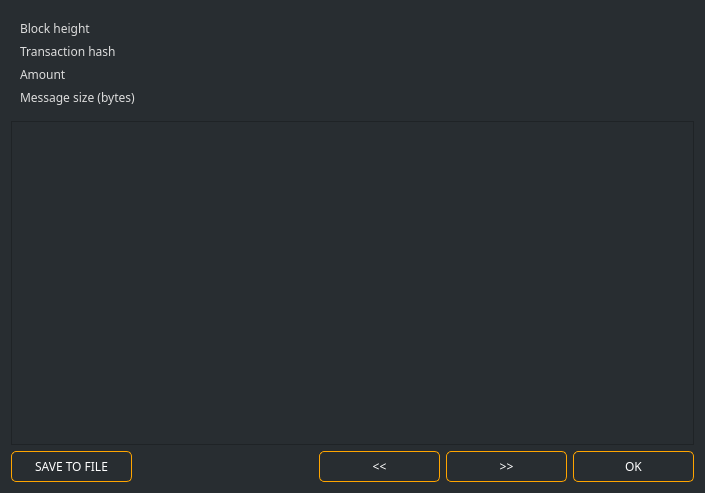
First picture: the form in src/gui/ui/messagedetailsdialog.ui, repository ConcealNetwork/conceal-desktop, before the edit.
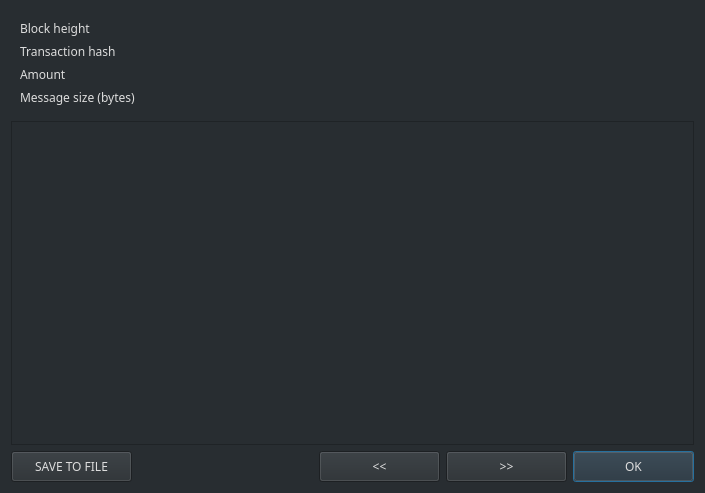
Second picture: the form after the edit.

```diff
--- a/src/gui/ui/messagedetailsdialog.ui
+++ b/src/gui/ui/messagedetailsdialog.ui
@@ -161,27 +161,10 @@
        <property name="font">
         <font>
          <family>Poppins</family>
-         <pointsize>-1</pointsize>
         </font>
        </property>
        <property name="styleSheet">
-        <string notr="true">QPushButton#m_saveButton
-{
-    color: #fff;
-    border: 1px solid orange;
-    font-size: 12px;
-    border-radius: 5px;
-    
-}
-
-QPushButton#m_saveButton:hover
-{
-    color: orange;
-    border: 1px solid orange;
-    font-size: 12px;
-    border-radius: 5px;
-    
-}</string>
+        <string notr="true">/* This style is handled automatically by EditableStyle.cpp */</string>
        </property>
        <property name="text">
         <string>SAVE TO FILE</string>
@@ -212,27 +195,10 @@
        <property name="font">
         <font>
          <family>Poppins</family>
-         <pointsize>-1</pointsize>
         </font>
        </property>
        <property name="styleSheet">
-        <string notr="true">QPushButton#m_prevButton
-{
-    color: #fff;
-    border: 1px solid orange;
-    font-size: 12px;
-    border-radius: 5px;
-    
-}
-
-QPushButton#m_prevButton:hover
-{
-    color: orange;
-    border: 1px solid orange;
-    font-size: 12px;
-    border-radius: 5px;
-    
-}</string>
+        <string notr="true">/* This style is handled automatically by EditableStyle.cpp */</string>
        </property>
        <property name="text">
         <string>&lt;&lt;</string>
@@ -250,27 +216,10 @@
        <property name="font">
         <font>
          <family>Poppins</family>
-         <pointsize>-1</pointsize>
         </font>
        </property>
        <property name="styleSheet">
-        <string notr="true">QPushButton#m_nextButton
-{
-    color: #fff;
-    border: 1px solid orange;
-    font-size: 12px;
-    border-radius: 5px;
-    
-}
-
-QPushButton#m_nextButton:hover
-{
-    color: orange;
-    border: 1px solid orange;
-    font-size: 12px;
-    border-radius: 5px;
-    
-}</string>
+        <string notr="true">/* This style is handled automatically by EditableStyle.cpp */</string>
        </property>
        <property name="text">
         <string>&gt;&gt;</string>
@@ -288,27 +237,10 @@
        <property name="font">
         <font>
          <family>Poppins</family>
-         <pointsize>-1</pointsize>
         </font>
        </property>
        <property name="styleSheet">
-        <string notr="true">QPushButton#m_okButton
-{
-    color: #fff;
-    border: 1px solid orange;
-    font-size: 12px;
-    border-radius: 5px;
-    
-}
-
-QPushButton#m_okButton:hover
-{
-    color: orange;
-    border: 1px solid orange;
-    font-size: 12px;
-    border-radius: 5px;
-    
-}</string>
+        <string notr="true">/* This style is handled automatically by EditableStyle.cpp */</string>
        </property>
        <property name="text">
         <string>OK</string>
```
Left out of the diff: 19 changed lines with no effect on the pictures.
